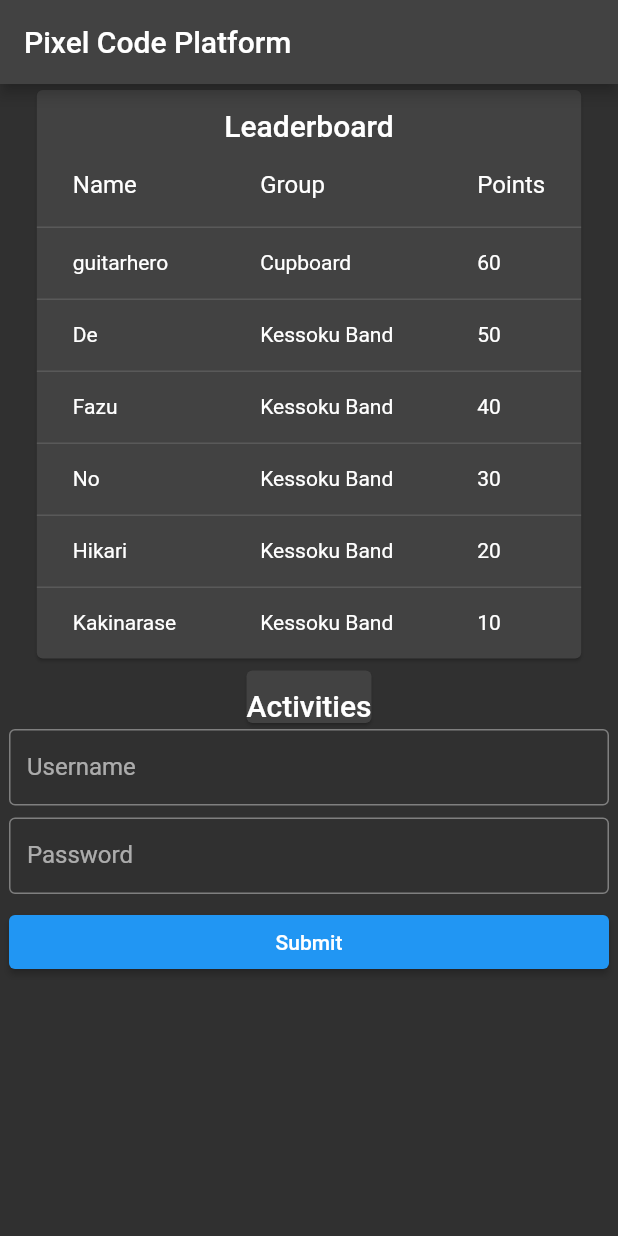
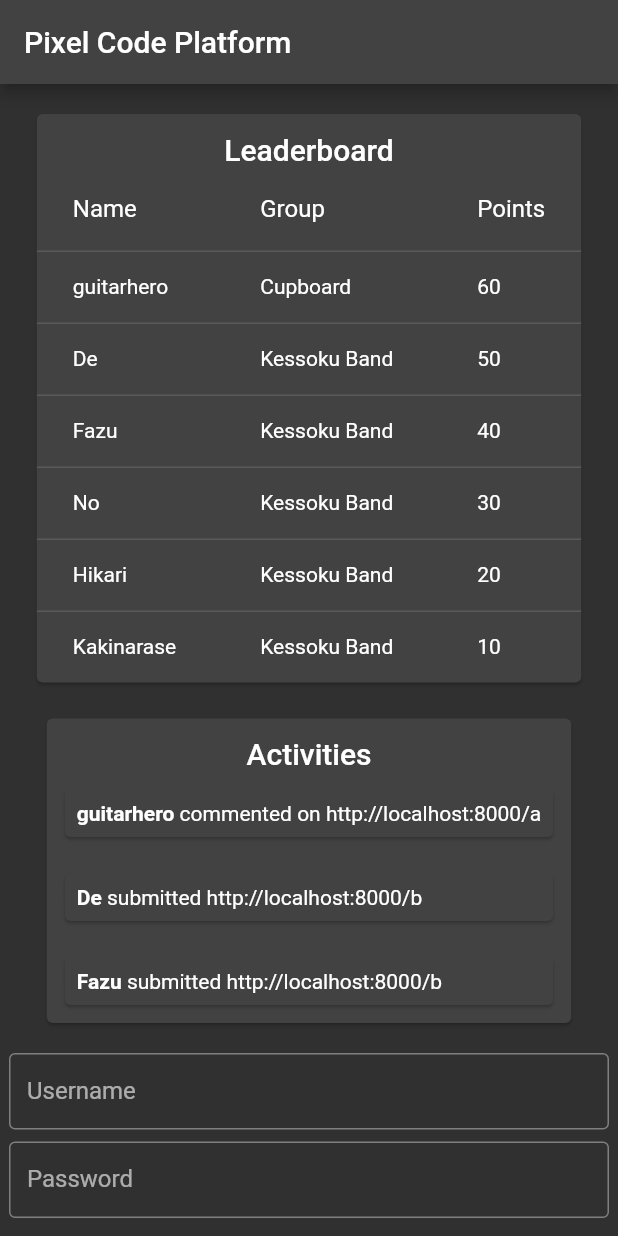
Before and after one commit to PixelSam123/pcp_frontend, a Flutter app: the screen it shows after launch, on a phone screen of 412 x 824 dp. Run offline on Flutter 3.47's test engine with Material 2 defaults, Android fonts, the phone set to English and light mode, and no system bars.

Commit message:
add activity previews

```diff
--- a/lib/main.dart
+++ b/lib/main.dart
@@ -34,13 +34,31 @@ class MyHomePage extends StatefulWidget {
 }
 
 class _MyHomePageState extends State<MyHomePage> {
-  final users = const [
-    UserReadBrief(name: "guitarhero", group: "Cupboard", points: 60),
-    UserReadBrief(name: "De", group: "Kessoku Band", points: 50),
-    UserReadBrief(name: "Fazu", group: "Kessoku Band", points: 40),
-    UserReadBrief(name: "No", group: "Kessoku Band", points: 30),
-    UserReadBrief(name: "Hikari", group: "Kessoku Band", points: 20),
-    UserReadBrief(name: "Kakinarase", group: "Kessoku Band", points: 10),
+  static const users = [
+    UserReadBrief(name: 'guitarhero', group: 'Cupboard', points: 60),
+    UserReadBrief(name: 'De', group: 'Kessoku Band', points: 50),
+    UserReadBrief(name: 'Fazu', group: 'Kessoku Band', points: 40),
+    UserReadBrief(name: 'No', group: 'Kessoku Band', points: 30),
+    UserReadBrief(name: 'Hikari', group: 'Kessoku Band', points: 20),
+    UserReadBrief(name: 'Kakinarase', group: 'Kessoku Band', points: 10),
+  ];
+
+  final activities = [
+    Activity(
+      user: users[0],
+      targetLink: 'http://localhost:8000/a',
+      type: 'comment',
+    ),
+    Activity(
+      user: users[1],
+      targetLink: 'http://localhost:8000/b',
+      type: 'submit',
+    ),
+    Activity(
+      user: users[2],
+      targetLink: 'http://localhost:8000/b',
+      type: 'submit',
+    ),
   ];
 
   @override
@@ -55,9 +73,13 @@ class _MyHomePageState extends State<MyHomePage> {
           child: Column(
             mainAxisAlignment: MainAxisAlignment.center,
             children: [
-              Leaderboard(users: users),
-              const Activities(),
+              const SizedBox(height: PadSize.large),
+              const Leaderboard(users: users),
+              const SizedBox(height: PadSize.large),
+              Activities(activities: activities),
+              const SizedBox(height: PadSize.large),
               const CredentialsForm(),
+              const SizedBox(height: PadSize.large),
             ],
           ),
         ),
@@ -78,11 +100,11 @@ class Leaderboard extends StatelessWidget {
         children: [
           const SizedBox(height: PadSize.medium),
           Text(
-            "Leaderboard",
+            'Leaderboard',
             style: Theme.of(context).textTheme.titleLarge,
           ),
           DataTable(
-            columns: ["Name", "Group", "Points"]
+            columns: ['Name', 'Group', 'Points']
                 .map((columnTitle) => DataColumn(
                       label: Text(
                         columnTitle,
@@ -105,19 +127,46 @@ class Leaderboard extends StatelessWidget {
 }
 
 class Activities extends StatelessWidget {
-  const Activities({super.key});
+  const Activities({super.key, required this.activities});
+
+  final List<Activity> activities;
 
   @override
   Widget build(BuildContext context) {
     return Card(
+      child: IntrinsicWidth(
         child: Column(
+          crossAxisAlignment: CrossAxisAlignment.stretch,
           children: [
             const SizedBox(height: PadSize.medium),
             Text(
-            "Activities",
+              'Activities',
               style: Theme.of(context).textTheme.titleLarge,
+              textAlign: TextAlign.center,
             ),
+            ...activities.map((activity) => Padding(
+                  padding: const EdgeInsets.all(PadSize.small),
+                  child: Card(
+                    child: Padding(
+                      padding: const EdgeInsets.all(PadSize.small),
+                      child: Text.rich(TextSpan(
+                        children: [
+                          TextSpan(
+                            text: '${activity.user.name} ',
+                            style: const TextStyle(fontWeight: FontWeight.bold),
+                          ),
+                          TextSpan(
+                            text:
+                                '${activity.type == 'comment' ? 'commented on' : 'submitted'} ',
+                          ),
+                          TextSpan(text: activity.targetLink),
                         ],
+                      )),
+                    ),
+                  ),
+                )),
+          ],
+        ),
       ),
     );
   }
--- a/lib/types.dart
+++ b/lib/types.dart
@@ -27,9 +27,11 @@ class UserCreate extends _UserBase {
 class Activity {
   const Activity({
     required this.user,
-    required this.description,
+    required this.targetLink,
+    required this.type,
   });
 
   final UserReadBrief user;
-  final String description;
+  final String targetLink;
+  final String type;
 }
```
Lines whose indentation alone changed are shown as unchanged.
